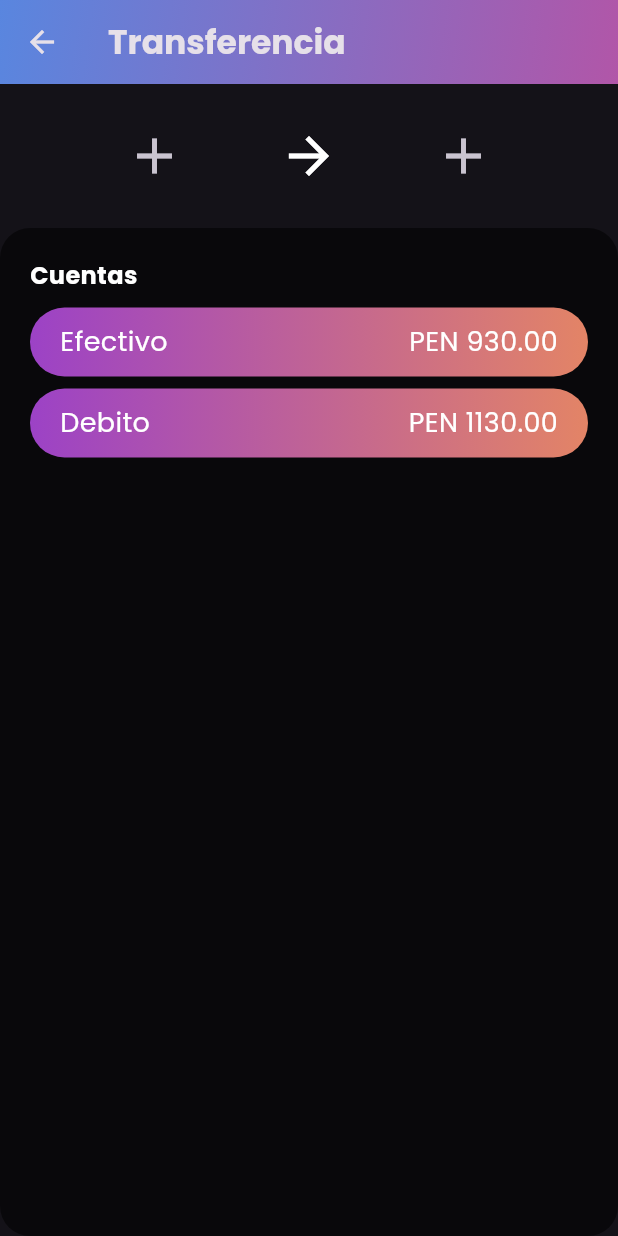
After one commit to Edurz135/mycash_front, a Flutter app: the TrasferirScreen screen opened directly, on a phone screen of 412 x 824 dp. The commit adds this screen. Run offline on Flutter 3.47's test engine with Material 3 defaults, Android fonts, the phone set to English and light mode, and no system bars; our stand-ins replace fl_chart, flutter_colorpicker, font_awesome_flutter, get, shared_preferences and 1 more; missing offline and left inert: dart:ffi; accounts and stored records are empty.

Commit message:
pantalla trasferir

```diff
--- a/lib/screens/home_screen/home_screen.dart
+++ b/lib/screens/home_screen/home_screen.dart
@@ -6,7 +6,7 @@ import 'package:mycash_front/components/transaction_item.dart';
 import 'package:mycash_front/screens/accounts_screen/accounts_screen.dart';
 import 'package:mycash_front/screens/home_screen/home_screen_controller.dart';
 import 'package:mycash_front/screens/transaction_detail_screen/transaction_detail_screen.dart';
-import 'package:mycash_front/screens/income_screen.dart';
+import 'package:mycash_front/screens/trasferir_screen.dart';
 import 'package:intl/intl.dart';
 
 class HomeScreen extends StatefulWidget {
@@ -129,18 +129,11 @@ class _HomeScreenState extends State<HomeScreen> {
               Row(
                 children: [
                     Expanded(
-                      child: GestureDetector(
-                    onTap: () {
-                      Navigator.push(
-                        context,
-                        MaterialPageRoute(builder: (context) => IncomeScreen()),
-                      );
-                    },
                       child: OperationItem(
                       icon: Icons.arrow_upward,
                       label: 'Ingreso',
                          ),
-                  )),
+                         ),
                     SizedBox(width: 8), // Add spacing between boxes
                     Expanded(
                       child: OperationItem(
@@ -150,9 +143,17 @@ class _HomeScreenState extends State<HomeScreen> {
                       ),
                     SizedBox(width: 8), // Add spacing between boxes
                     Expanded(
+                      child: GestureDetector(
+                        onTap: () {
+                          Navigator.push(
+                            context,
+                            MaterialPageRoute(builder: (context) => TrasferirScreen()),
+                          );
+                        },
                         child: OperationItem(
                           icon: Icons.transfer_within_a_station,
                           label: 'Transferir',
+                          ),
                         ),
                       ),
                     ],
--- a/lib/screens/income_screen.dart
+++ /dev/null
@@ -1,30 +0,0 @@
-import 'package:flutter/material.dart';
-
-class IncomeScreen extends StatelessWidget {
-  @override
-  Widget build(BuildContext context) {
-    return Scaffold(
-      appBar: AppBar(
-        title: const Text("Ingresos", style: TextStyle(fontWeight: FontWeight.bold),),
-        backgroundColor: Colors.transparent,
-        flexibleSpace: Container(
-              decoration: const BoxDecoration(
-                gradient: LinearGradient(
-                  colors: [
-                    Color.fromRGBO(89, 134, 223, 1),
-                    Color.fromRGBO(177, 86, 168, 1),
-                  ],
-                  begin: Alignment.centerLeft,
-                  end: Alignment.centerRight,
-                ),
-              ),
-            ),
-      ),
-      body: Column(
-        children: [
-
-        ],
-      )
-    );
-  }
-}
--- /dev/null
+++ b/lib/screens/trasferir_screen.dart
@@ -0,0 +1,91 @@
+import 'package:flutter/material.dart';
+
+class TrasferirScreen extends StatelessWidget {
+  @override
+  Widget build(BuildContext context) {
+    return Scaffold(
+      appBar: AppBar(
+        title: const Text("Transferencia", style: TextStyle(fontWeight: FontWeight.bold)),
+        backgroundColor: Colors.transparent,
+        elevation: 0,
+        flexibleSpace: Container(
+          decoration: const BoxDecoration(
+            gradient: LinearGradient(
+              colors: [
+                Color.fromRGBO(89, 134, 223, 1),
+                Color.fromRGBO(177, 86, 168, 1),
+              ],
+              begin: Alignment.topLeft,
+              end: Alignment.bottomRight,
+            ),
+          ),
+        ),
+      ),
+      body: Column(
+        children: [
+          Padding(
+            padding: const EdgeInsets.all(20),
+            child: Row(
+              mainAxisAlignment: MainAxisAlignment.spaceEvenly,
+              children: [
+                IconButton(
+                  icon: Icon(Icons.add, size: 40),
+                  onPressed: () {}, // Implement functionality
+                ),
+                Icon(Icons.arrow_forward, size: 40),
+                IconButton(
+                  icon: Icon(Icons.add, size: 40),
+                  onPressed: () {}, // Implement functionality
+                ),
+              ],
+            ),
+          ),
+          Expanded(
+            child: Container(
+              padding: EdgeInsets.all(20),
+              decoration: BoxDecoration(
+                color: Colors.black54,
+                borderRadius: BorderRadius.circular(20),
+              ),
+              child: Column(
+                crossAxisAlignment: CrossAxisAlignment.start,
+                children: [
+                  Text("Cuentas", style: TextStyle(color: Colors.white, fontSize: 16, fontWeight: FontWeight.bold)),
+                  SizedBox(height: 10),
+                  Expanded(
+                    child: ListView(
+                      children: [
+                        _buildAccountTile("Efectivo", "PEN 930.00"),
+                        _buildAccountTile("Debito", "PEN 1130.00"),
+                      ],
+                    ),
+                  ),
+                ],
+              ),
+            ),
+          ),
+        ],
+      ),
+    );
+  }
+
+  Widget _buildAccountTile(String accountType, String balance) {
+    return Container(
+      margin: EdgeInsets.only(bottom: 8),
+      padding: EdgeInsets.symmetric(horizontal: 20, vertical: 10),
+      decoration: BoxDecoration(
+                      gradient: const LinearGradient(
+                        colors: [Color(0xFF9C42C6), Color(0xFFE38466)],
+                      ),
+                      borderRadius: BorderRadius.circular(80.0),
+                    ),
+      child: Row(
+        mainAxisAlignment: MainAxisAlignment.spaceBetween,
+        children: [
+          Text(accountType, style: TextStyle(fontSize: 18, color: Colors.white)),
+          Text(balance, style: TextStyle(fontSize: 18, color: Colors.white)),
+        ],
+      ),
+    );
+  }
+}
```
Lines whose indentation alone changed are shown as unchanged.
